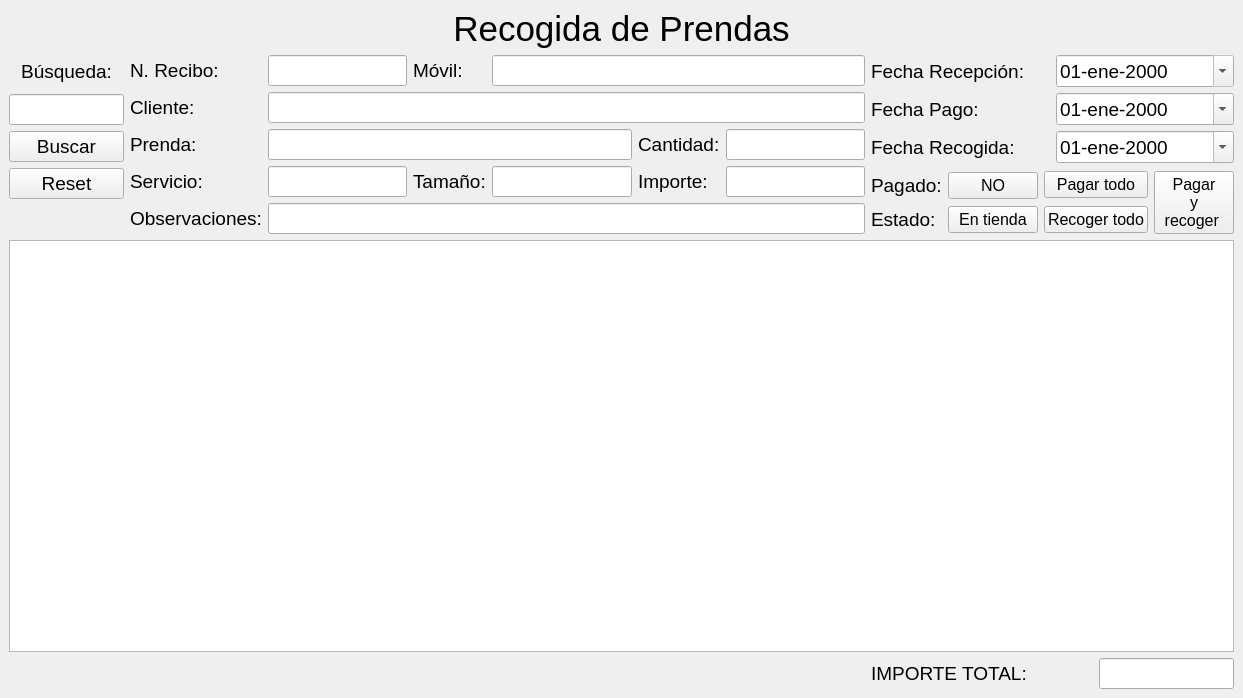
First picture: the form in src/recog_prendas/recog_prendas.ui, repository germanbravolopez/laideal, before the edit.
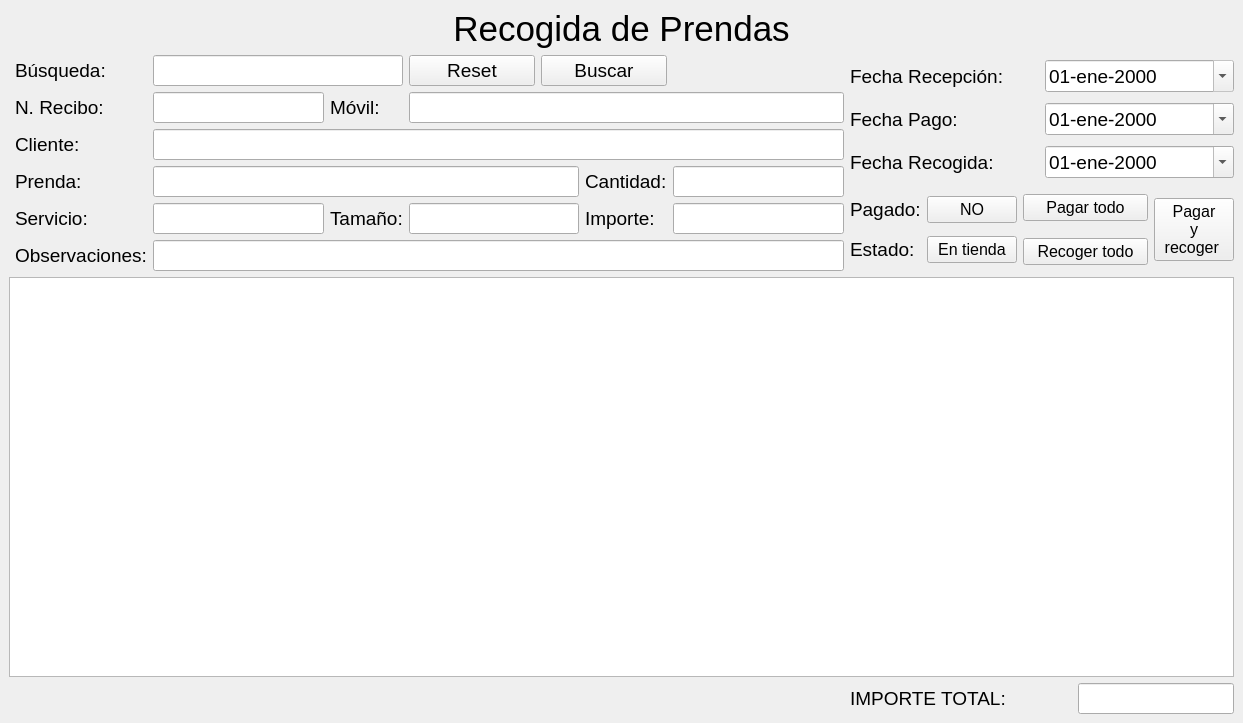
Second picture: the form after the edit.

Commit message: recog_prendas relocation of search elements and update the comment when a search is not found

The edit to the form file:
```diff
--- a/src/recog_prendas/recog_prendas.ui
+++ b/src/recog_prendas/recog_prendas.ui
@@ -55,221 +55,9 @@
       </property>
      </widget>
     </item>
-    <item row="1" column="0" rowspan="2">
-     <layout class="QVBoxLayout" name="verticalLayout">
-      <item>
-       <widget class="QLabel" name="lbl_search">
-        <property name="font">
-         <font>
-          <family>Arial</family>
-          <pointsize>14</pointsize>
-         </font>
-        </property>
-        <property name="locale">
-         <locale language="Spanish" country="Spain"/>
-        </property>
-        <property name="text">
-         <string>Búsqueda:</string>
-        </property>
-        <property name="alignment">
-         <set>Qt::AlignCenter</set>
-        </property>
-       </widget>
-      </item>
-      <item>
-       <widget class="QLineEdit" name="le_search">
-        <property name="minimumSize">
-         <size>
-          <width>115</width>
-          <height>0</height>
-         </size>
-        </property>
-        <property name="font">
-         <font>
-          <family>Arial</family>
-          <pointsize>14</pointsize>
-         </font>
-        </property>
-        <property name="toolTip">
-         <string>&lt;html&gt;&lt;head/&gt;&lt;body&gt;&lt;p&gt;Introduce un nombre de cliente, fecha, número de teléfono o número de recibo de ticket para realizar la búsqueda.&lt;/p&gt;&lt;/body&gt;&lt;/html&gt;</string>
-        </property>
-        <property name="locale">
-         <locale language="Spanish" country="Spain"/>
-        </property>
-        <property name="text">
-         <string/>
-        </property>
-       </widget>
-      </item>
-      <item>
-       <widget class="QPushButton" name="pb_search">
-        <property name="font">
-         <font>
-          <pointsize>14</pointsize>
-         </font>
-        </property>
-        <property name="text">
-         <string>Buscar</string>
-        </property>
-       </widget>
-      </item>
-      <item>
-       <widget class="QPushButton" name="pb_reset">
-        <property name="font">
-         <font>
-          <pointsize>14</pointsize>
-         </font>
-        </property>
-        <property name="text">
-         <string>Reset</string>
-        </property>
-       </widget>
-      </item>
-     </layout>
-    </item>
     <item row="1" column="1" rowspan="3">
      <layout class="QGridLayout" name="gridLayout">
-      <item row="1" column="1" colspan="5">
-       <widget class="QLineEdit" name="le_client">
-        <property name="font">
-         <font>
-          <family>Arial</family>
-          <pointsize>14</pointsize>
-         </font>
-        </property>
-        <property name="locale">
-         <locale language="Spanish" country="Spain"/>
-        </property>
-        <property name="text">
-         <string/>
-        </property>
-        <property name="readOnly">
-         <bool>true</bool>
-        </property>
-       </widget>
-      </item>
-      <item row="4" column="1" colspan="5">
-       <widget class="QLineEdit" name="le_obsv">
-        <property name="font">
-         <font>
-          <family>Arial</family>
-          <pointsize>14</pointsize>
-         </font>
-        </property>
-        <property name="toolTip">
-         <string>&lt;html&gt;&lt;head/&gt;&lt;body&gt;&lt;p&gt;Editar las observaciones de la prenda.&lt;/p&gt;&lt;/body&gt;&lt;/html&gt;</string>
-        </property>
-        <property name="locale">
-         <locale language="Spanish" country="Spain"/>
-        </property>
-        <property name="text">
-         <string/>
-        </property>
-        <property name="readOnly">
-         <bool>false</bool>
-        </property>
-       </widget>
-      </item>
-      <item row="1" column="0">
-       <widget class="QLabel" name="lbl_client">
-        <property name="font">
-         <font>
-          <family>Arial</family>
-          <pointsize>14</pointsize>
-         </font>
-        </property>
-        <property name="locale">
-         <locale language="Spanish" country="Spain"/>
-        </property>
-        <property name="text">
-         <string>Cliente:</string>
-        </property>
-       </widget>
-      </item>
-      <item row="2" column="0">
-       <widget class="QLabel" name="lbl_garm">
-        <property name="font">
-         <font>
-          <family>Arial</family>
-          <pointsize>14</pointsize>
-         </font>
-        </property>
-        <property name="locale">
-         <locale language="Spanish" country="Spain"/>
-        </property>
-        <property name="text">
-         <string>Prenda:</string>
-        </property>
-       </widget>
-      </item>
-      <item row="0" column="0">
-       <widget class="QLabel" name="lbl_nr_ticket">
-        <property name="font">
-         <font>
-          <family>Arial</family>
-          <pointsize>14</pointsize>
-         </font>
-        </property>
-        <property name="locale">
-         <locale language="Spanish" country="Spain"/>
-        </property>
-        <property name="text">
-         <string>N. Recibo:</string>
-        </property>
-       </widget>
-      </item>
-      <item row="3" column="1">
-       <widget class="QLineEdit" name="le_servic">
-        <property name="font">
-         <font>
-          <family>Arial</family>
-          <pointsize>14</pointsize>
-         </font>
-        </property>
-        <property name="locale">
-         <locale language="Spanish" country="Spain"/>
-        </property>
-        <property name="text">
-         <string/>
-        </property>
-        <property name="readOnly">
-         <bool>true</bool>
-        </property>
-       </widget>
-      </item>
-      <item row="0" column="2">
-       <widget class="QLabel" name="lbl_phone">
-        <property name="font">
-         <font>
-          <family>Arial</family>
-          <pointsize>14</pointsize>
-         </font>
-        </property>
-        <property name="locale">
-         <locale language="Spanish" country="Spain"/>
-        </property>
-        <property name="text">
-         <string>Móvil:</string>
-        </property>
-       </widget>
-      </item>
-      <item row="3" column="0">
-       <widget class="QLabel" name="lbl_sevic">
-        <property name="font">
-         <font>
-          <family>Arial</family>
-          <pointsize>14</pointsize>
-         </font>
-        </property>
-        <property name="locale">
-         <locale language="Spanish" country="Spain"/>
-        </property>
-        <property name="text">
-         <string>Servicio:</string>
-        </property>
-       </widget>
-      </item>
-      <item row="4" column="0">
+      <item row="5" column="0">
        <widget class="QLabel" name="lbl_obsv">
         <property name="font">
          <font>
@@ -285,7 +73,7 @@
         </property>
        </widget>
       </item>
-      <item row="0" column="3" colspan="3">
+      <item row="1" column="3" colspan="3">
        <widget class="QLineEdit" name="le_phone">
         <property name="font">
          <font>
@@ -304,51 +92,134 @@
         </property>
        </widget>
       </item>
-      <item row="0" column="1">
-       <widget class="QLineEdit" name="le_nr_ticket">
-        <property name="minimumSize">
-         <size>
-          <width>115</width>
-          <height>0</height>
-         </size>
-        </property>
-        <property name="font">
-         <font>
-          <family>Arial</family>
-          <pointsize>14</pointsize>
-         </font>
-        </property>
-        <property name="locale">
-         <locale language="Spanish" country="Spain"/>
-        </property>
-        <property name="readOnly">
-         <bool>true</bool>
-        </property>
-       </widget>
-      </item>
-      <item row="3" column="5">
-       <widget class="QLineEdit" name="le_price">
-        <property name="font">
-         <font>
-          <family>Arial</family>
-          <pointsize>14</pointsize>
-         </font>
-        </property>
-        <property name="toolTip">
-         <string>&lt;html&gt;&lt;head/&gt;&lt;body&gt;&lt;p&gt;Introduce un número fijo del teléfono del cliente.&lt;/p&gt;&lt;/body&gt;&lt;/html&gt;</string>
-        </property>
-        <property name="locale">
-         <locale language="Spanish" country="Spain"/>
-        </property>
-        <property name="text">
-         <string/>
-        </property>
-        <property name="readOnly">
-         <bool>true</bool>
-        </property>
-       </widget>
-      </item>
       <item row="3" column="4">
+       <widget class="QLabel" name="lbl_qty">
+        <property name="font">
+         <font>
+          <family>Arial</family>
+          <pointsize>14</pointsize>
+         </font>
+        </property>
+        <property name="locale">
+         <locale language="Spanish" country="Spain"/>
+        </property>
+        <property name="text">
+         <string>Cantidad:</string>
+        </property>
+       </widget>
+      </item>
+      <item row="4" column="0">
+       <widget class="QLabel" name="lbl_sevic">
+        <property name="font">
+         <font>
+          <family>Arial</family>
+          <pointsize>14</pointsize>
+         </font>
+        </property>
+        <property name="locale">
+         <locale language="Spanish" country="Spain"/>
+        </property>
+        <property name="text">
+         <string>Servicio:</string>
+        </property>
+       </widget>
+      </item>
+      <item row="3" column="5">
+       <widget class="QLineEdit" name="le_qty">
+        <property name="font">
+         <font>
+          <family>Arial</family>
+          <pointsize>14</pointsize>
+         </font>
+        </property>
+        <property name="locale">
+         <locale language="Spanish" country="Spain"/>
+        </property>
+        <property name="text">
+         <string/>
+        </property>
+        <property name="readOnly">
+         <bool>true</bool>
+        </property>
+       </widget>
+      </item>
+      <item row="1" column="0">
+       <widget class="QLabel" name="lbl_nr_ticket">
+        <property name="font">
+         <font>
+          <family>Arial</family>
+          <pointsize>14</pointsize>
+         </font>
+        </property>
+        <property name="locale">
+         <locale language="Spanish" country="Spain"/>
+        </property>
+        <property name="text">
+         <string>N. Recibo:</string>
+        </property>
+       </widget>
+      </item>
+      <item row="3" column="1" colspan="3">
+       <widget class="QLineEdit" name="le_garm">
+        <property name="font">
+         <font>
+          <family>Arial</family>
+          <pointsize>14</pointsize>
+         </font>
+        </property>
+        <property name="locale">
+         <locale language="Spanish" country="Spain"/>
+        </property>
+        <property name="text">
+         <string/>
+        </property>
+        <property name="readOnly">
+         <bool>true</bool>
+        </property>
+       </widget>
+      </item>
+      <item row="4" column="1">
+       <widget class="QLineEdit" name="le_servic">
+        <property name="font">
+         <font>
+          <family>Arial</family>
+          <pointsize>14</pointsize>
+         </font>
+        </property>
+        <property name="locale">
+         <locale language="Spanish" country="Spain"/>
+        </property>
+        <property name="text">
+         <string/>
+        </property>
+        <property name="readOnly">
+         <bool>true</bool>
+        </property>
+       </widget>
+      </item>
+      <item row="1" column="1">
+       <widget class="QLineEdit" name="le_nr_ticket">
+        <property name="minimumSize">
+         <size>
+          <width>115</width>
+          <height>0</height>
+         </size>
+        </property>
+        <property name="font">
+         <font>
+          <family>Arial</family>
+          <pointsize>14</pointsize>
+         </font>
+        </property>
+        <property name="locale">
+         <locale language="Spanish" country="Spain"/>
+        </property>
+        <property name="readOnly">
+         <bool>true</bool>
+        </property>
+       </widget>
+      </item>
+      <item row="4" column="4">
        <widget class="QLabel" name="lbl_price">
         <property name="font">
          <font>
@@ -364,7 +235,45 @@
         </property>
        </widget>
       </item>
-      <item row="3" column="2">
+      <item row="5" column="1" colspan="5">
+       <widget class="QLineEdit" name="le_obsv">
+        <property name="font">
+         <font>
+          <family>Arial</family>
+          <pointsize>14</pointsize>
+         </font>
+        </property>
+        <property name="toolTip">
+         <string>&lt;html&gt;&lt;head/&gt;&lt;body&gt;&lt;p&gt;Editar las observaciones de la prenda.&lt;/p&gt;&lt;/body&gt;&lt;/html&gt;</string>
+        </property>
+        <property name="locale">
+         <locale language="Spanish" country="Spain"/>
+        </property>
+        <property name="text">
+         <string/>
+        </property>
+        <property name="readOnly">
+         <bool>false</bool>
+        </property>
+       </widget>
+      </item>
+      <item row="3" column="0">
+       <widget class="QLabel" name="lbl_garm">
+        <property name="font">
+         <font>
+          <family>Arial</family>
+          <pointsize>14</pointsize>
+         </font>
+        </property>
+        <property name="locale">
+         <locale language="Spanish" country="Spain"/>
+        </property>
+        <property name="text">
+         <string>Prenda:</string>
+        </property>
+       </widget>
+      </item>
+      <item row="4" column="2">
        <widget class="QLabel" name="lbl_size">
         <property name="font">
          <font>
@@ -380,7 +289,80 @@
         </property>
        </widget>
       </item>
-      <item row="3" column="3">
+      <item row="1" column="2">
+       <widget class="QLabel" name="lbl_phone">
+        <property name="font">
+         <font>
+          <family>Arial</family>
+          <pointsize>14</pointsize>
+         </font>
+        </property>
+        <property name="locale">
+         <locale language="Spanish" country="Spain"/>
+        </property>
+        <property name="text">
+         <string>Móvil:</string>
+        </property>
+       </widget>
+      </item>
+      <item row="4" column="5">
+       <widget class="QLineEdit" name="le_price">
+        <property name="font">
+         <font>
+          <family>Arial</family>
+          <pointsize>14</pointsize>
+         </font>
+        </property>
+        <property name="toolTip">
+         <string>&lt;html&gt;&lt;head/&gt;&lt;body&gt;&lt;p&gt;Introduce un número fijo del teléfono del cliente.&lt;/p&gt;&lt;/body&gt;&lt;/html&gt;</string>
+        </property>
+        <property name="locale">
+         <locale language="Spanish" country="Spain"/>
+        </property>
+        <property name="text">
+         <string/>
+        </property>
+        <property name="readOnly">
+         <bool>true</bool>
+        </property>
+       </widget>
+      </item>
+      <item row="2" column="0">
+       <widget class="QLabel" name="lbl_client">
+        <property name="font">
+         <font>
+          <family>Arial</family>
+          <pointsize>14</pointsize>
+         </font>
+        </property>
+        <property name="locale">
+         <locale language="Spanish" country="Spain"/>
+        </property>
+        <property name="text">
+         <string>Cliente:</string>
+        </property>
+       </widget>
+      </item>
+      <item row="2" column="1" colspan="5">
+       <widget class="QLineEdit" name="le_client">
+        <property name="font">
+         <font>
+          <family>Arial</family>
+          <pointsize>14</pointsize>
+         </font>
+        </property>
+        <property name="locale">
+         <locale language="Spanish" country="Spain"/>
+        </property>
+        <property name="text">
+         <string/>
+        </property>
+        <property name="readOnly">
+         <bool>true</bool>
+        </property>
+       </widget>
+      </item>
+      <item row="4" column="3">
        <widget class="QLineEdit" name="le_size">
         <property name="font">
          <font>
@@ -402,8 +384,8 @@
         </property>
        </widget>
       </item>
-      <item row="2" column="5">
-       <widget class="QLineEdit" name="le_qty">
+      <item row="0" column="0">
+       <widget class="QLabel" name="lbl_search">
         <property name="font">
          <font>
           <family>Arial</family>
@@ -414,31 +396,21 @@
          <locale language="Spanish" country="Spain"/>
         </property>
         <property name="text">
-         <string/>
+         <string>Búsqueda:</string>
         </property>
-        <property name="readOnly">
-         <bool>true</bool>
+        <property name="alignment">
+         <set>Qt::AlignLeading|Qt::AlignLeft|Qt::AlignVCenter</set>
         </property>
        </widget>
       </item>
-      <item row="2" column="4">
-       <widget class="QLabel" name="lbl_qty">
-        <property name="font">
-         <font>
-          <family>Arial</family>
-          <pointsize>14</pointsize>
-         </font>
+      <item row="0" column="1" colspan="2">
+       <widget class="QLineEdit" name="le_search">
+        <property name="minimumSize">
+         <size>
+          <width>115</width>
+          <height>0</height>
+         </size>
         </property>
-        <property name="locale">
-         <locale language="Spanish" country="Spain"/>
-        </property>
-        <property name="text">
-         <string>Cantidad:</string>
-        </property>
-       </widget>
-      </item>
-      <item row="2" column="1" colspan="3">
-       <widget class="QLineEdit" name="le_garm">
         <property name="font">
          <font>
           <family>Arial</family>
@@ -451,11 +423,36 @@
         <property name="text">
          <string/>
         </property>
-        <property name="readOnly">
-         <bool>true</bool>
-        </property>
        </widget>
       </item>
+      <item row="0" column="3" colspan="2">
+       <layout class="QHBoxLayout" name="horizontalLayout">
+        <item>
+         <widget class="QPushButton" name="pb_reset">
+          <property name="font">
+           <font>
+            <pointsize>14</pointsize>
+           </font>
+          </property>
+          <property name="text">
+           <string>Reset</string>
+          </property>
+         </widget>
+        </item>
+        <item>
+         <widget class="QPushButton" name="pb_search">
+          <property name="font">
+           <font>
+            <pointsize>14</pointsize>
+           </font>
+          </property>
+          <property name="text">
+           <string>Buscar</string>
+          </property>
+         </widget>
+        </item>
+       </layout>
+      </item>
      </layout>
     </item>
     <item row="1" column="2" colspan="4">
```
Left out of the diff: 19 changed lines with no effect on the pictures. The commit also changes 1 other file.
